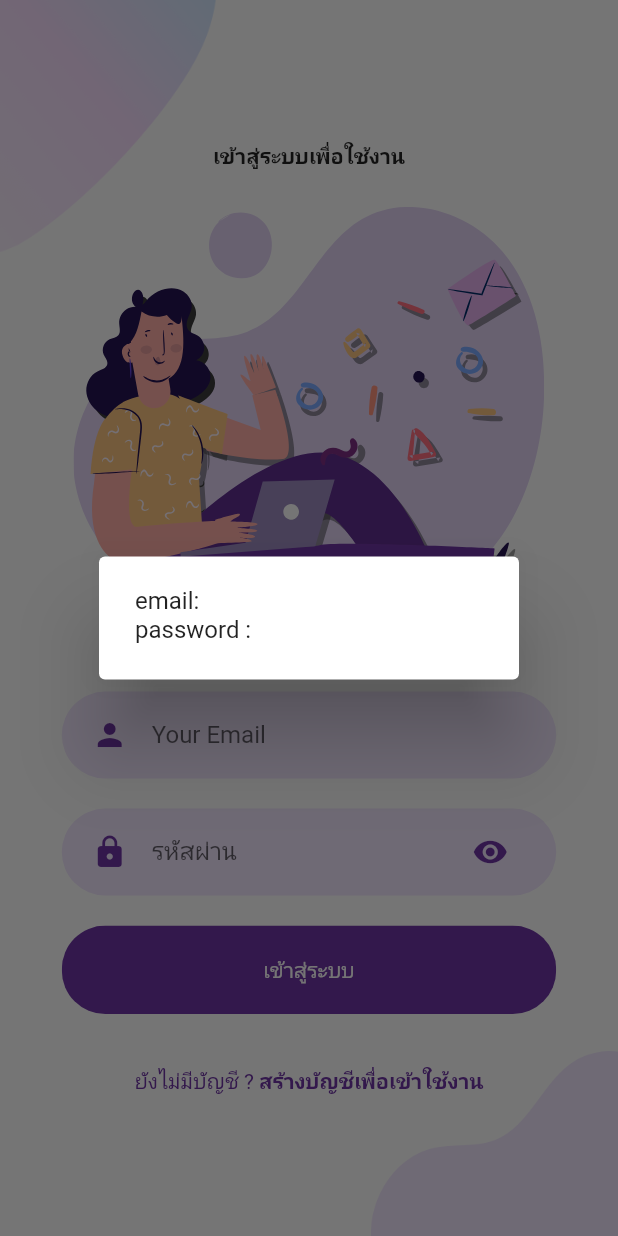
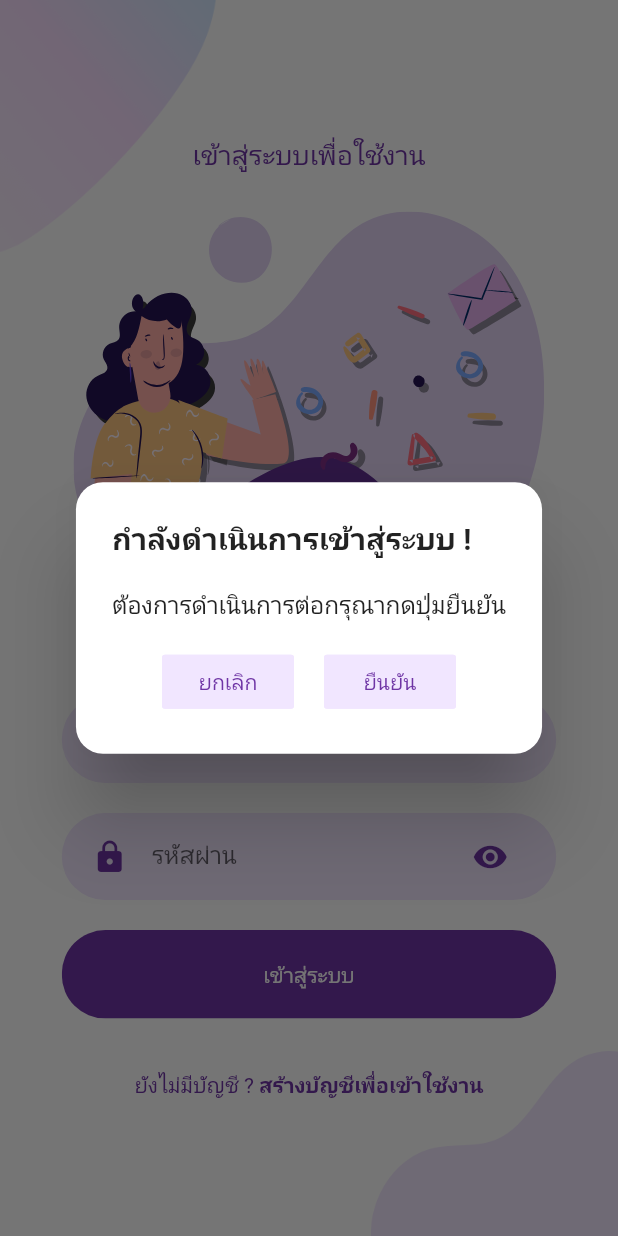
Before and after one commit to numvarn/flutter_base_project, a Flutter app: the LoginScreen screen opened directly, after a tap on "เข้าสู่ระบบ", on a phone screen of 412 x 824 dp. Run offline on Flutter 3.47's test engine with Material 2 defaults, Android fonts, the phone set to English and light mode, and no system bars; our stand-ins replace flutter_datetime_picker, flutter_svg, google_fonts, mask_text_input_formatter; missing offline and left inert: smart_select; Roboto replaces fonts that are missing (Kanit).

Commit message:
add custom confirm dialog

```diff
--- /dev/null
+++ b/lib/components/dialog_confirm.dart
@@ -0,0 +1,64 @@
+import 'package:base_project/constants.dart';
+import 'package:flutter/material.dart';
+
+class CustomConfirmDialog extends StatelessWidget {
+  final String title;
+  final String subtitle;
+  final Function onpress;
+
+  const CustomConfirmDialog({
+    Key key,
+    this.title,
+    this.subtitle,
+    this.onpress,
+  }) : super(key: key);
+
+  @override
+  Widget build(BuildContext context) {
+    return AlertDialog(
+      title: Text(
+        "${this.title} !",
+        style: TextStyle(
+          fontWeight: FontWeight.bold,
+        ),
+      ),
+      shape: RoundedRectangleBorder(
+        borderRadius: BorderRadius.all(
+          Radius.circular(18),
+        ),
+      ),
+      content: SingleChildScrollView(
+        child: Column(
+          children: [
+            Text("${this.subtitle}"),
+            SizedBox(
+              height: 16,
+            ),
+            Row(
+              mainAxisAlignment: MainAxisAlignment.center,
+              children: [
+                Flexible(
+                  child: TextButton(
+                    child: Text("ยกเลิก"),
+                    style: outlineButtonStyle,
+                    onPressed: () => Navigator.pop(context),
+                  ),
+                ),
+                SizedBox(
+                  width: 20,
+                ),
+                Flexible(
+                  child: TextButton(
+                    child: Text("ยืนยัน"),
+                    style: outlineButtonStyle,
+                    onPressed: this.onpress,
+                  ),
+                ),
+              ],
+            )
+          ],
+        ),
+      ),
+    );
+  }
+}
--- a/lib/constants.dart
+++ b/lib/constants.dart
@@ -1,9 +1,21 @@
 import 'package:flutter/material.dart';
+import 'package:google_fonts/google_fonts.dart';
 
 // * Main App Colors
 const kPrimaryColor = Color(0xFF6F35A5);
 const kPrimaryLightColor = Color(0xFFF1E6FF);
 const kSecoundaryColor = Color(0xFF6F35A5);
+
+const kTextPrimaryColor = Color(0xFF6F35A5);
+
+// * AppBar Text Style
+TextStyle appBarStyle = GoogleFonts.kanit(
+  fontSize: 18,
+  color: kTextPrimaryColor,
+);
+
+// * Setup TextTheme of this application
+TextTheme baseFont = GoogleFonts.kanitTextTheme();
 
 // * TextButton Style
 final ButtonStyle outlineButtonStyle = OutlinedButton.styleFrom(
--- a/lib/main.dart
+++ b/lib/main.dart
@@ -19,6 +19,7 @@ class MyApp extends StatelessWidget {
         theme: ThemeData(
           primaryColor: kPrimaryColor,
           scaffoldBackgroundColor: Colors.white,
+          textTheme: baseFont,
         ),
         home: WelcomeScreen(),
       ),
--- a/lib/screens/login/components/body.dart
+++ b/lib/screens/login/components/body.dart
@@ -1,3 +1,5 @@
+import 'package:base_project/components/dialog_confirm.dart';
+import 'package:base_project/constants.dart';
 import 'package:flutter/material.dart';
 import 'package:base_project/screens/login/components/background.dart';
 import 'package:base_project/screens/signup/signup_screen.dart';
@@ -30,7 +32,7 @@ class _BodyState extends State<Body> {
           children: <Widget>[
             Text(
               "เข้าสู่ระบบเพื่อใช้งาน",
-              style: TextStyle(fontWeight: FontWeight.bold),
+              style: appBarStyle,
             ),
             SizedBox(height: size.height * 0.03),
             SvgPicture.asset(
@@ -55,8 +57,13 @@ class _BodyState extends State<Body> {
                 return showDialog(
                   context: context,
                   builder: (context) {
-                    return AlertDialog(
-                      content: Text("email: " + emailField + "\npassword : " + passwordField),
+                    return CustomConfirmDialog(
+                      title: "กำลังดำเนินการเข้าสู่ระบบ",
+                      subtitle: "ต้องการดำเนินการต่อกรุณากดปุ่มยืนยัน",
+                      onpress: () {
+                        print("Processing");
+                        Navigator.pop(context);
+                      },
                     );
                   },
                 );
--- a/lib/screens/signup/components/completed_signup.dart
+++ b/lib/screens/signup/components/completed_signup.dart
@@ -7,6 +7,7 @@ import 'package:flutter_svg/svg.dart';
 class CompletedSignUp extends StatelessWidget {
   @override
   Widget build(BuildContext context) {
+    // Provider.of<SignupValidation>(context, listen: false).removeListener(() {});
     Size size = MediaQuery.of(context).size;
 
     return Scaffold(
@@ -27,7 +28,10 @@ class CompletedSignUp extends StatelessWidget {
           child: Column(
             mainAxisAlignment: MainAxisAlignment.center,
             children: [
-              Text("ลงทะเบียนสมบูรณ์"),
+              Text(
+                "ลงทะเบียนสมบูรณ์",
+                style: appBarStyle,
+              ),
               SizedBox(
                 height: 50,
               ),
--- a/lib/screens/signup/signup_screen.dart
+++ b/lib/screens/signup/signup_screen.dart
@@ -1,3 +1,4 @@
+import 'package:base_project/constants.dart';
 import 'package:base_project/screens/signup/components/body_stepper.dart';
 import 'package:flutter/material.dart';
 
@@ -10,7 +11,7 @@ class SignUpScreen extends StatelessWidget {
       appBar: AppBar(
         title: Text(
           "สร้างบัญชีเพื่อเข้าใช้งาน",
-          style: TextStyle(color: Colors.black),
+          style: appBarStyle,
         ),
         // * for transparent appbar
         elevation: 0,
--- a/pubspec.yaml
+++ b/pubspec.yaml
@@ -29,6 +29,7 @@ dependencies:
   flutter_datetime_picker: ^1.5.1
   mask_text_input_formatter: ^1.2.1
   smart_select: ^4.3.2
+  google_fonts: ^2.0.0
 
 dev_dependencies:
   flutter_test:
```
Also changed, not shown: lib/screens/signup/components/body_stepper.dart (+15 -1 lines), pubspec.lock, 6 other files.
